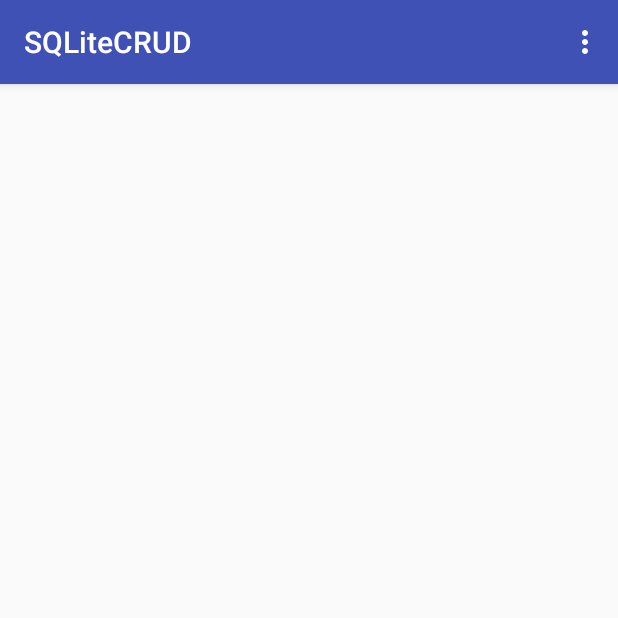
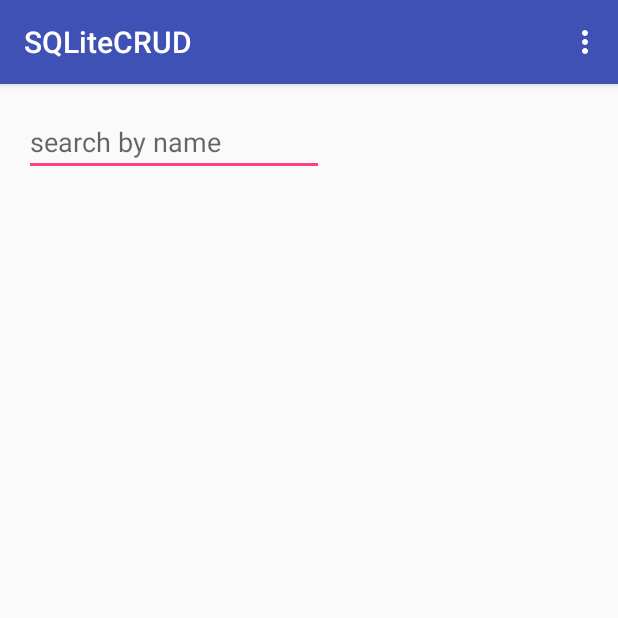
Before and after one commit to OlehMarchenko/SharedPefsCRUD, an Android app: the SecondActivity screen opened directly, with no data from a screen before it, on a phone screen of 412 x 824 dp, the top half of it. Run offline under Robolectric (Android 15) with nearby library versions, the phone set to English and light mode, and no system bars.

Commit message:
update 1

```diff
--- a/sqllitecrud/src/main/java/com/example/sqllitecrud/UI/Activities/MainActivity.java
+++ b/sqllitecrud/src/main/java/com/example/sqllitecrud/UI/Activities/MainActivity.java
@@ -66,7 +66,7 @@ public class MainActivity extends AppCompatActivity {
                         etMail.getText().toString(),
                         etSkype.getText().toString()
                 );
-                crudsqLite.addPersons(person);
+                crudsqLite.addPerson(person);
                 //crudSharedPreferences.addPerson(this, person);
                 clearText();
                 break;
--- a/sqllitecrud/src/main/res/layout/activity_second.xml
+++ b/sqllitecrud/src/main/res/layout/activity_second.xml
@@ -10,9 +10,18 @@
     android:paddingTop="@dimen/activity_vertical_margin"
     tools:context="com.example.sqllitecrud.UI.Activities.SecondActivity">
 
+    <EditText
+        android:layout_width="200dp"
+        android:layout_height="wrap_content"
+        android:layout_alignParentTop="true"
+        android:maxLines="1"
+        android:id="@+id/edit_text_search"
+        android:hint="@string/edit_text_search"/>
+
     <ListView
         android:id="@+id/list_view_person"
         android:layout_width="match_parent"
-        android:layout_height="wrap_content" >
+        android:layout_height="wrap_content"
+        android:layout_below="@id/edit_text_search">
     </ListView>
 </RelativeLayout>
--- a/sqllitecrud/src/main/res/values/strings.xml
+++ b/sqllitecrud/src/main/res/values/strings.xml
@@ -8,4 +8,5 @@
     <string name="edit_text_person_mail">mail</string>
     <string name="edit_text_person_skype">skype</string>
     <string name="list_person">List person</string>
+    <string name="edit_text_search">search by name</string>
 </resources>
```
Also changed, not shown: app/src/main/java/com/example/adm/sharedpefscrud/UI/Adapter/MyAdapter.java (+6 -7 lines), app/src/main/res/layout/item_person.xml (+3 -8 lines), sqllitecrud/src/main/java/com/example/sqllitecrud/Database/CRUDSQLite.java (+54 -1 lines), sqllitecrud/src/main/java/com/example/sqllitecrud/UI/Adapter/MyAdapter.java (+28 -7 lines), 1 other file.
